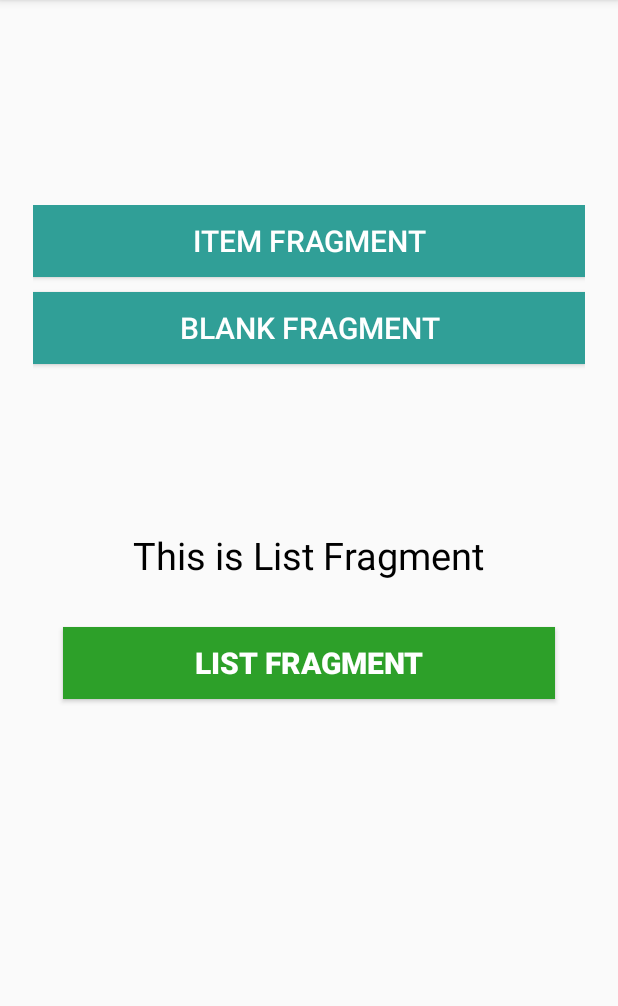
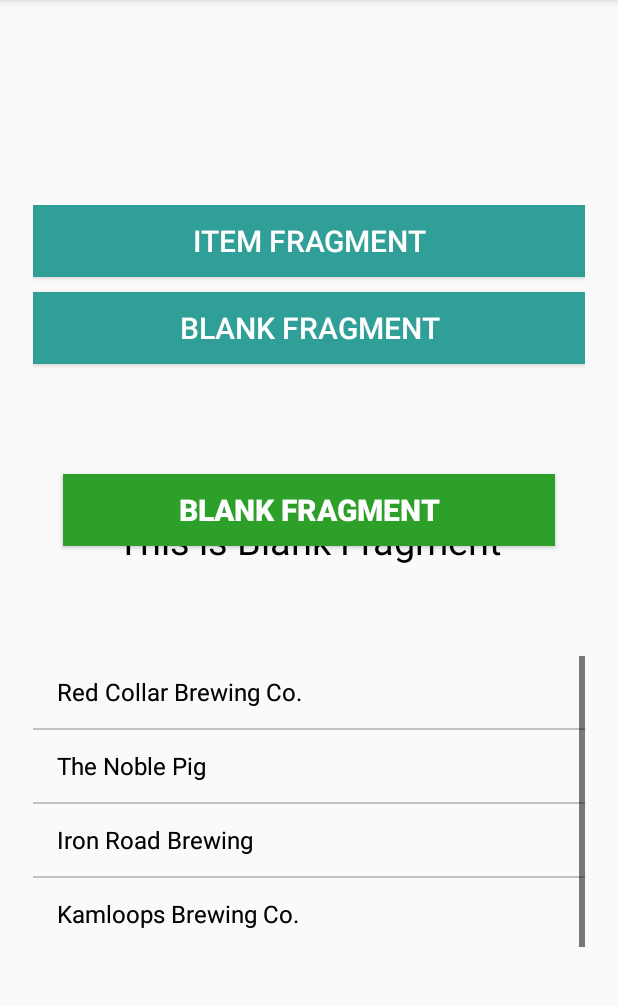
Before and after one commit to CNC3P0/TourGuide, an Android app: the screen it shows after launch (MainActivity), after a tap on "ITEM FRAGMENT", on a phone screen of 412 x 824 dp, the part 84-1090 px from its top. Run offline under Robolectric (Android 15) with nearby library versions, the phone set to English and light mode, and no system bars; 1 statement that could not run was skipped.

Commit message:
Added fragments. Not running anymore.

```diff
--- a/app/src/main/java/com/example/robert/tourguide/ListFragment.java
+++ b/app/src/main/java/com/example/robert/tourguide/ListFragment.java
@@ -23,8 +23,7 @@ public class ListFragment extends Fragment {
                              Bundle savedInstanceState) {
 // Inflate the layout for this fragment
         view = inflater.inflate(R.layout.list_fragment, container, false);
-// get the reference of Button
-        listButton = (Button) view.findViewById(R.id.listButton);
+
 // perform setOnClickListener on first Button
         listButton.setOnClickListener(new View.OnClickListener() {
             @Override
--- a/app/src/main/java/com/example/robert/tourguide/MainActivity.java
+++ b/app/src/main/java/com/example/robert/tourguide/MainActivity.java
@@ -45,7 +45,7 @@ public class MainActivity extends AppCompatActivity {
 // create a FragmentTransaction to begin the transaction and replace the Fragment
         FragmentTransaction fragmentTransaction = fm.beginTransaction();
 // replace the FrameLayout with new Fragment
-        fragmentTransaction.replace(R.id.frameLayout, fragment);
+        fragmentTransaction.replace(R.id.list_fragment, fragment);
         fragmentTransaction.commit(); // save the changes
     }
 }
--- a/app/src/main/res/layout/activity_main.xml
+++ b/app/src/main/res/layout/activity_main.xml
@@ -23,7 +23,8 @@
         android:layout_marginLeft="8dp"
         app:layout_constraintLeft_toLeftOf="parent"
         app:layout_constraintBottom_toBottomOf="parent"
-        android:layout_marginBottom="8dp">
+        android:layout_marginBottom="8dp"
+        android:weightSum="1">
         <!-- display two Button's and a FrameLayout to replace the Fragment's  -->
         <Button
             android:id="@+id/listFragment"
@@ -44,11 +45,22 @@
             android:textColor="@color/white"
             android:textSize="20sp" />
 
-        <FrameLayout
-            android:id="@+id/frameLayout"
+        <fragment
+            android:id="@+id/blank_fragment"
+            android:name="com.example.robert.tourguide.BlankFragment"
             android:layout_width="match_parent"
-            android:layout_height="match_parent"
-            android:layout_marginTop="10dp" />
+            android:layout_height="50dp"
+            android:layout_gravity="bottom"
+            android:layout_weight="0.5" />
+
+        <fragment
+            android:id="@+id/list_fragment"
+            android:name="com.example.robert.tourguide.ListFragment"
+            android:layout_width="match_parent"
+            android:layout_height="50dp"
+            android:layout_gravity="top"
+            android:layout_weight="0.5" />
+
     </LinearLayout>
 
 </android.support.constraint.ConstraintLayout>
--- a/app/src/main/res/layout/blank_fragment.xml
+++ b/app/src/main/res/layout/blank_fragment.xml
@@ -28,4 +28,6 @@
         android:textSize="20sp"
         android:textStyle="bold" />
 
+
+
 </RelativeLayout>
--- a/app/src/main/res/layout/list_fragment.xml
+++ b/app/src/main/res/layout/list_fragment.xml
@@ -5,26 +5,15 @@
     android:layout_height="match_parent"
     tools:context="com.example.robert.tourguide.ListFragment">
 
-    <!--TextView and Button displayed in First Fragment -->
-    <TextView
-        android:layout_width="wrap_content"
-        android:layout_height="wrap_content"
-        android:layout_centerHorizontal="true"
-        android:layout_marginTop="100dp"
-        android:text="This is List Fragment"
-        android:textColor="@color/black"
-        android:textSize="25sp" />
 
-    <Button
-        android:id="@+id/listButton"
-        android:layout_width="fill_parent"
-        android:layout_height="wrap_content"
-        android:layout_centerInParent="true"
-        android:layout_marginLeft="20dp"
-        android:layout_marginRight="20dp"
-        android:background="@color/green"
-        android:text="List Fragment"
-        android:textColor="@color/white"
-        android:textSize="20sp"
-        android:textStyle="bold" />
+
+
+    <ListView
+        android:id="@+id/pub_list"
+        android:layout_width="match_parent"
+        android:layout_height="match_parent"
+        android:entries="@array/list_content">
+
+    </ListView>
+
 </RelativeLayout>
--- /dev/null
+++ b/app/src/main/res/values/array.xml
@@ -0,0 +1,9 @@
+<?xml version="1.0" encoding="utf-8"?>
+<resources>
+    <string-array name="list_content">
+        <item>Red Collar Brewing Co.</item>
+        <item>The Noble Pig</item>
+        <item>Iron Road Brewing</item>
+        <item>Kamloops Brewing Co.</item>
+    </string-array>
+</resources>
```
